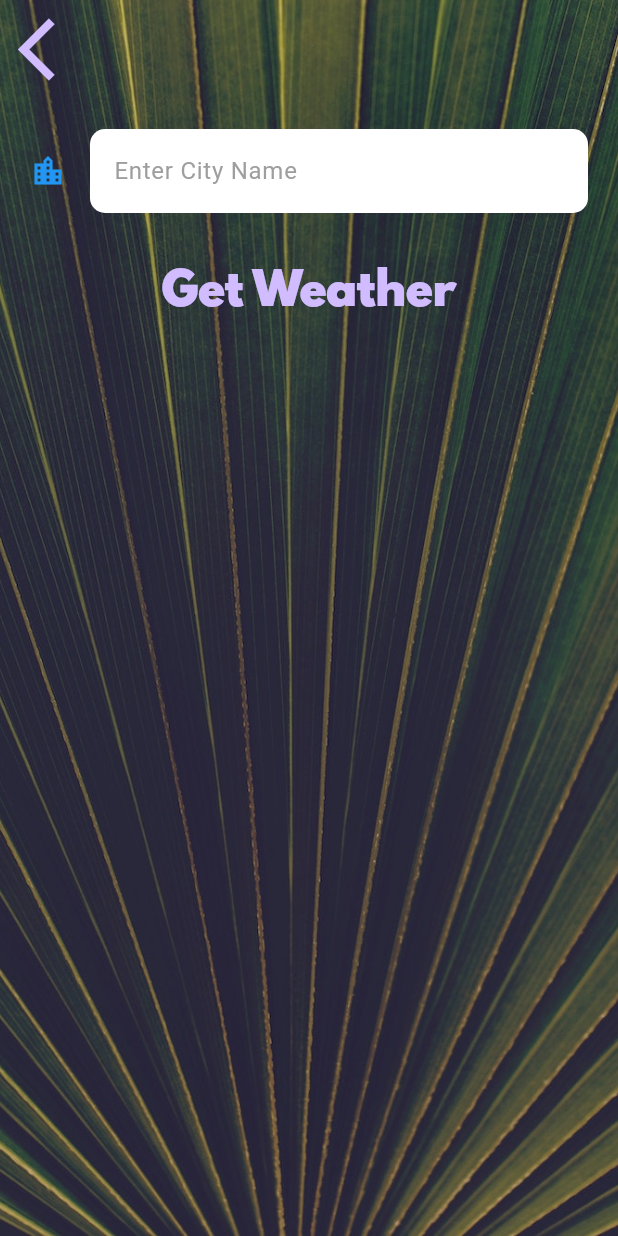
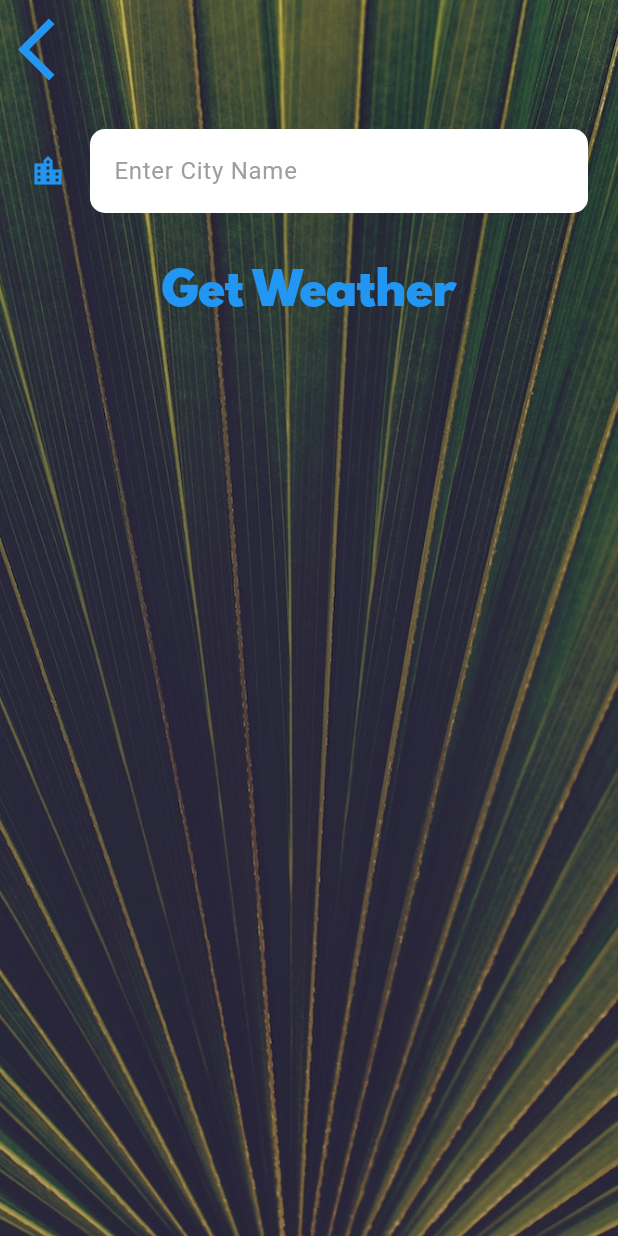
Before and after one commit to douglasadones/Clima, a Flutter app: the screen it shows after launch, after a tap on the "location city" icon, on a phone screen of 412 x 824 dp. Run offline on Flutter 3.47's test engine with Material 3 defaults, Android fonts, the phone set to English and light mode, and no system bars; our stand-ins replace flutter_spinkit, geolocator; network calls fail.

Commit message:
corrigindo cores

```diff
--- a/lib/screens/city_screen.dart
+++ b/lib/screens/city_screen.dart
@@ -34,6 +34,7 @@ class _CityScreenState extends State<CityScreen> {
                   child: const Icon(
                     Icons.arrow_back_ios,
                     size: 50.0,
+                    color: Colors.blue,
                   ),
                 ),
               ),
--- a/lib/screens/location_screen.dart
+++ b/lib/screens/location_screen.dart
@@ -77,6 +77,7 @@ class _LocationScreenState extends State<LocationScreen> {
                       child: const Icon(
                         Icons.near_me,
                         size: 50.0,
+                        color: Colors.blue,
                       ),
                     ),
                   ),
@@ -104,6 +105,7 @@ class _LocationScreenState extends State<LocationScreen> {
                       child: const Icon(
                         Icons.location_city,
                         size: 50.0,
+                        color: Colors.blue,
                       ),
                     ),
                   ),
--- a/lib/utilities/constants.dart
+++ b/lib/utilities/constants.dart
@@ -13,6 +13,7 @@ const kMessageTextStyle = TextStyle(
 const kButtonTextStyle = TextStyle(
   fontSize: 30.0,
   fontFamily: 'Spartan MB',
+  color: Colors.blue,
 );
 
 const kConditionTextStyle = TextStyle(
```
